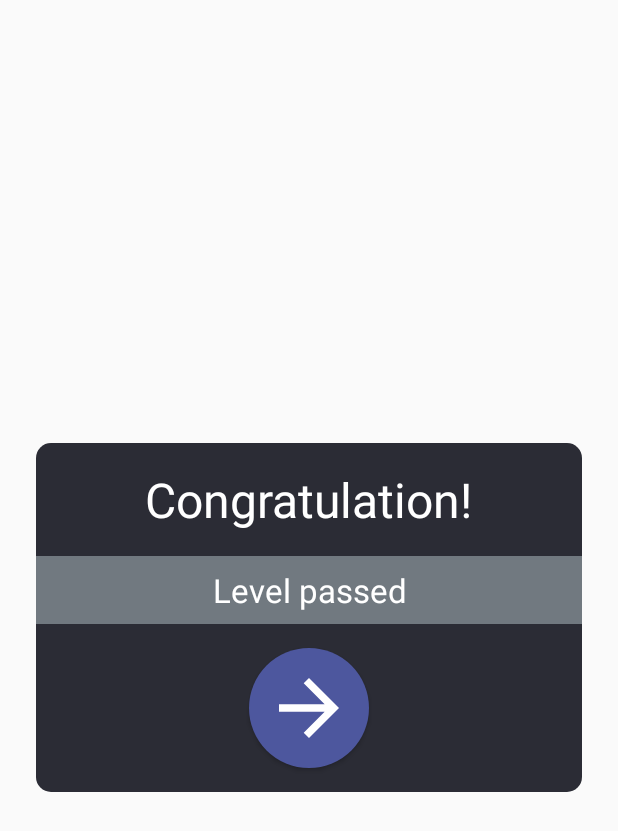
After one commit to ioanoanea/Slingshot-2D-Game, an Android app: the layout activity_win.xml on its own in the app's theme, with its tools: preview values and no code run, on a phone screen of 412 x 824 dp. The commit adds this screen. Shown: the top 831 px of the screen. Run offline under Robolectric (Android 15) with nearby library versions, the phone set to English and light mode, and no system bars.

Commit message:
win activity

```diff
--- a/app/src/main/AndroidManifest.xml
+++ b/app/src/main/AndroidManifest.xml
@@ -9,8 +9,12 @@
         android:roundIcon="@mipmap/ic_launcher_round"
         android:supportsRtl="true"
         android:theme="@style/Theme.Slingshot">
-        <activity android:name=".Activity.GameOverActivity"
+        <activity
+            android:name=".Activity.WinActivity"
             android:theme="@style/PopUpTheme"/>
+        <activity
+            android:name=".Activity.GameOverActivity"
+            android:theme="@style/PopUpTheme" />
         <activity
             android:name=".Activity.SettingsActivity"
             android:screenOrientation="portrait" />
--- a/app/src/main/java/com/ioanoanea/slingshot/Activity/GameOverActivity.java
+++ b/app/src/main/java/com/ioanoanea/slingshot/Activity/GameOverActivity.java
@@ -42,10 +42,7 @@ public class GameOverActivity extends AppCompatActivity {
         exitButton.setOnClickListener(new View.OnClickListener() {
             @Override
             public void onClick(View v) {
-                Intent intent = new Intent(GameOverActivity.this, HomeActivity.class);
-                intent.addFlags(Intent.FLAG_ACTIVITY_NEW_TASK | Intent.FLAG_ACTIVITY_CLEAR_TASK);
-                startActivity(intent);
-                GameOverActivity.this.finish();
+                onBackPressed();
             }
         });
 
--- a/app/src/main/java/com/ioanoanea/slingshot/Activity/PlayActivity.java
+++ b/app/src/main/java/com/ioanoanea/slingshot/Activity/PlayActivity.java
@@ -54,7 +54,7 @@ public class PlayActivity extends AppCompatActivity {
         gameRender.setOnLastTargetObjectDestroyed(new GameRender.OnLastTargetObjectDestroyedListener() {
             @Override
             public void onDestroyed() {
-                //startActivity(new Intent(PlayActivity.this, GameOverActivity.class));
+                startActivity(new Intent(PlayActivity.this, WinActivity.class));
             }
         });
 
--- /dev/null
+++ b/app/src/main/res/drawable/ic_arrow_next.xml
@@ -0,0 +1,5 @@
+<vector android:height="24dp" android:tint="#FFFFFF"
+    android:viewportHeight="24" android:viewportWidth="24"
+    android:width="24dp" xmlns:android="http://schemas.android.com/apk/res/android">
+    <path android:fillColor="@android:color/white" android:pathData="M12,4l-1.41,1.41L16.17,11H4v2h12.17l-5.58,5.59L12,20l8,-8z"/>
+</vector>
--- /dev/null
+++ b/app/src/main/res/drawable/ic_next_button.xml
@@ -0,0 +1,9 @@
+<?xml version="1.0" encoding="utf-8"?>
+<layer-list xmlns:android="http://schemas.android.com/apk/res/android">
+    <item android:drawable="@drawable/ic_circle_button_background"/>
+    <item android:drawable="@drawable/ic_arrow_next"
+        android:top="10dp"
+        android:bottom="10dp"
+        android:start="10dp"
+        android:end="10dp"/>
+</layer-list>
--- /dev/null
+++ b/app/src/main/res/layout/activity_win.xml
@@ -0,0 +1,53 @@
+<?xml version="1.0" encoding="utf-8"?>
+<androidx.constraintlayout.widget.ConstraintLayout xmlns:android="http://schemas.android.com/apk/res/android"
+    xmlns:app="http://schemas.android.com/apk/res-auto"
+    xmlns:tools="http://schemas.android.com/tools"
+    android:layout_width="match_parent"
+    android:layout_height="wrap_content"
+    android:layout_marginStart="24dp"
+    android:layout_marginEnd="24dp"
+    android:layout_gravity="center"
+    android:background="@drawable/window_background"
+    tools:context=".Activity.WinActivity">
+
+    <TextView
+        android:id="@+id/text_win"
+        android:layout_width="wrap_content"
+        android:layout_height="wrap_content"
+        android:layout_marginTop="16dp"
+        android:text="Congratulation!"
+        android:textColor="@color/white"
+        android:textSize="32sp"
+        app:layout_constraintEnd_toEndOf="parent"
+        app:layout_constraintStart_toStartOf="parent"
+        app:layout_constraintTop_toTopOf="parent" />
+
+    <TextView
+        android:id="@+id/text_info"
+        android:layout_width="match_parent"
+        android:layout_height="wrap_content"
+        android:layout_marginTop="16dp"
+        android:background="@color/light_grey"
+        android:padding="8dp"
+        android:text="Level passed"
+        android:textAlignment="center"
+        android:textColor="@color/white"
+        android:textSize="22sp"
+        app:layout_constraintEnd_toEndOf="parent"
+        app:layout_constraintHorizontal_bias="0.0"
+        app:layout_constraintStart_toStartOf="parent"
+        app:layout_constraintTop_toBottomOf="@+id/text_win" />
+
+    <Button
+        android:id="@+id/button_next_level"
+        android:layout_width="80dp"
+        android:layout_height="80dp"
+        android:layout_marginTop="16dp"
+        android:layout_marginBottom="16dp"
+        android:background="@drawable/ic_next_button"
+        app:layout_constraintBottom_toBottomOf="parent"
+        app:layout_constraintEnd_toEndOf="parent"
+        app:layout_constraintStart_toStartOf="parent"
+        app:layout_constraintTop_toBottomOf="@+id/text_info" />
+
+</androidx.constraintlayout.widget.ConstraintLayout>
```
Also changed, not shown: app/src/main/java/com/ioanoanea/slingshot/Activity/WinActivity.java (added, +57 -0 lines).
